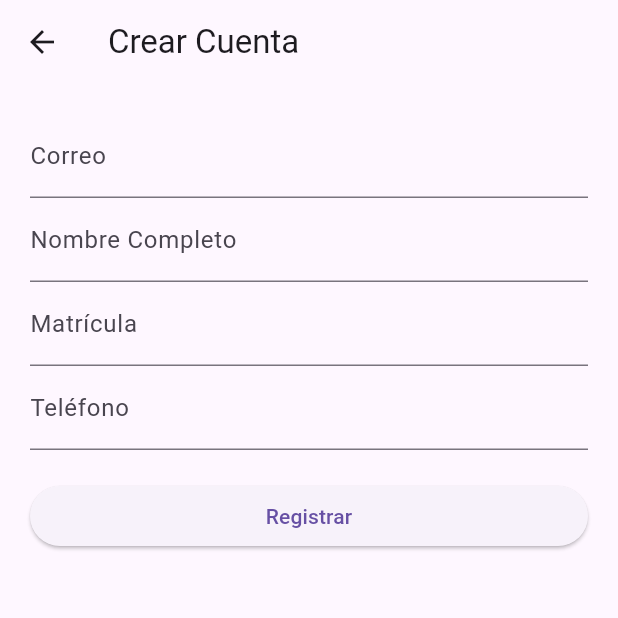
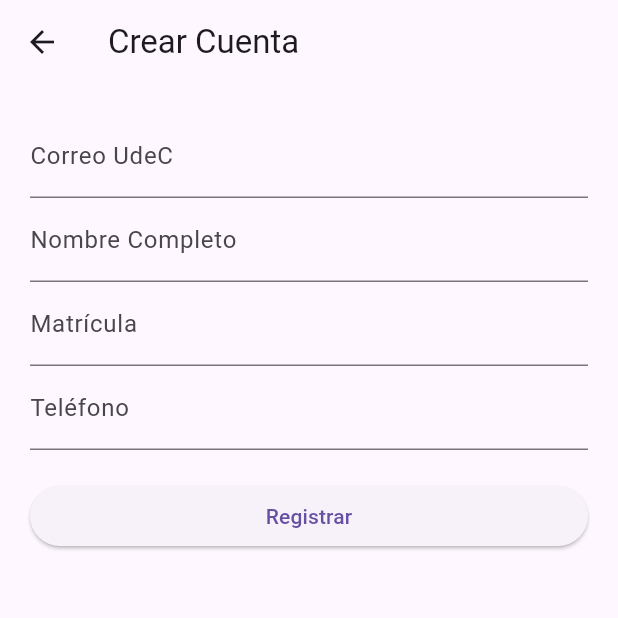
Before and after one commit to elamiql/Proyecto-Semestral-Ing-Software, a Flutter app: the RegisterScreen screen opened directly, on a phone screen of 412 x 824 dp, the top half of it. Run offline on Flutter 3.47's test engine with Material 3 defaults, Android fonts, the light colour scheme and no system bars; our stand-ins replace image_picker, shared_preferences; accounts and stored records are empty.

Commit message:
Task realizada, verificacion de correo udec.cl

```diff
--- a/lib/screens/home_page.dart
+++ b/lib/screens/home_page.dart
@@ -9,7 +9,7 @@ import 'package:proyecto_semestral_ing_software/widgets/objeto_card.dart';
 import 'package:proyecto_semestral_ing_software/screens/form_obj_encontrado.dart';
 import 'package:proyecto_semestral_ing_software/screens/form_obj_perdido.dart';
 import 'ver_objetos_screen.dart';
-import 'login_page.dart'; // <-- IMPORTANTE
+import 'login_page.dart';
 
 class HomePage extends StatefulWidget {
   const HomePage({super.key});
@@ -26,7 +26,6 @@ class _HomePageState extends State<HomePage> {
     final auth = Provider.of<AuthProvider>(context);
 
     if (auth.correo == null) {
-      // Si NO está logeado → ir al login
       WidgetsBinding.instance.addPostFrameCallback((_) {
         Navigator.pushReplacement(
           context,
@@ -40,7 +39,6 @@ class _HomePageState extends State<HomePage> {
   Widget build(BuildContext context) {
     final auth = Provider.of<AuthProvider>(context);
 
-    // Mientras redirige, mostrar pantalla vacía
     if (auth.correo == null) {
       return const Scaffold(
         body: Center(child: CircularProgressIndicator()),
@@ -51,7 +49,7 @@ class _HomePageState extends State<HomePage> {
     final todosLosObjetos = objetosProvider.objetos;
     final ultimosObjetos = todosLosObjetos.reversed.take(3).toList();
 
-    // --- TODO TU CÓDIGO ORIGINAL DE LA HOME ---
+
     return Scaffold(
       appBar: AppBar(
         title: const Text(
--- a/lib/screens/registro_page.dart
+++ b/lib/screens/registro_page.dart
@@ -25,15 +25,41 @@ class _RegisterScreenState extends State<RegisterScreen> {
         padding: const EdgeInsets.all(20),
         child: ListView(
           children: [
-            TextField(decoration: const InputDecoration(labelText: "Correo"), controller: correo),
-            TextField(decoration: const InputDecoration(labelText: "Nombre Completo"), controller: nombre),
-            TextField(decoration: const InputDecoration(labelText: "Matrícula"), controller: matricula),
-            TextField(decoration: const InputDecoration(labelText: "Teléfono"), controller: telefono),
+            TextField(
+              decoration: const InputDecoration(labelText: "Correo UdeC"),
+              controller: correo,
+            ),
+            TextField(
+              decoration: const InputDecoration(labelText: "Nombre Completo"),
+              controller: nombre,
+            ),
+            TextField(
+              decoration: const InputDecoration(labelText: "Matrícula"),
+              controller: matricula,
+            ),
+            TextField(
+              decoration: const InputDecoration(labelText: "Teléfono"),
+              controller: telefono,
+            ),
             const SizedBox(height: 20),
             ElevatedButton(
               onPressed: () async {
+                final email = correo.text.trim();
+
+
+                if (!email.endsWith("@udec.cl")) {
+                  ScaffoldMessenger.of(context).showSnackBar(
+                    const SnackBar(
+                      content:
+                          Text("Debes registrarte con un correo @udec.cl"),
+                      backgroundColor: Colors.red,
+                    ),
+                  );
+                  return;
+                }
+
                 await auth.registrarUsuario(
-                  correo: correo.text.trim(),
+                  correo: email,
                   nombre: nombre.text.trim(),
                   matricula: matricula.text.trim(),
                   telefono: telefono.text.trim(),
```
Also changed, not shown: lib/providers/auth_provider.dart (+14 -8 lines).
